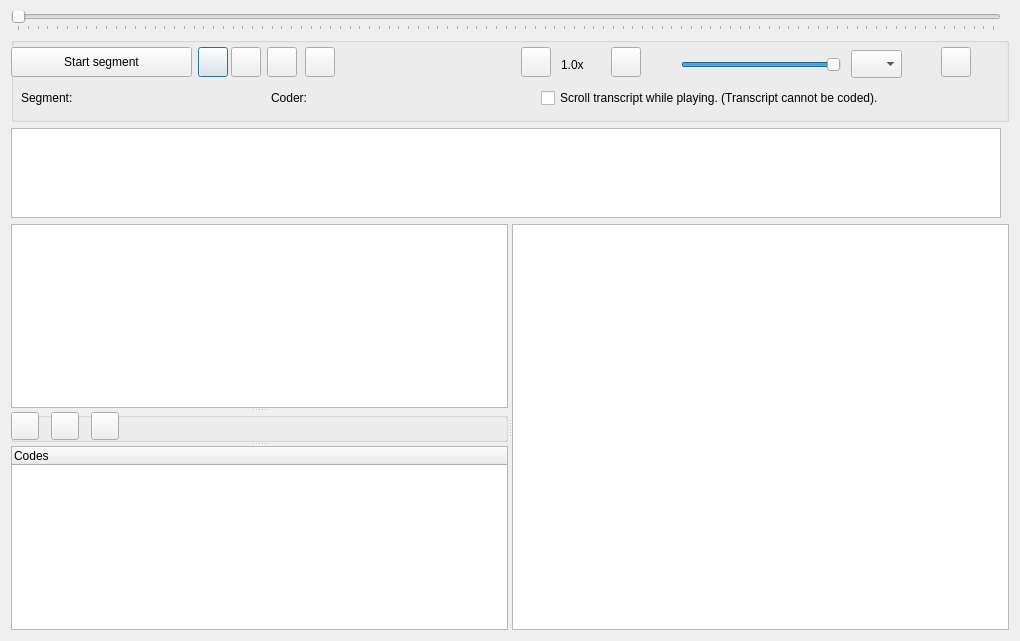
Before: the Qt Designer form GUI_UIs/ui_dialog_code_av.ui in ccbogel/QualCoder, drawn with Qt 5.
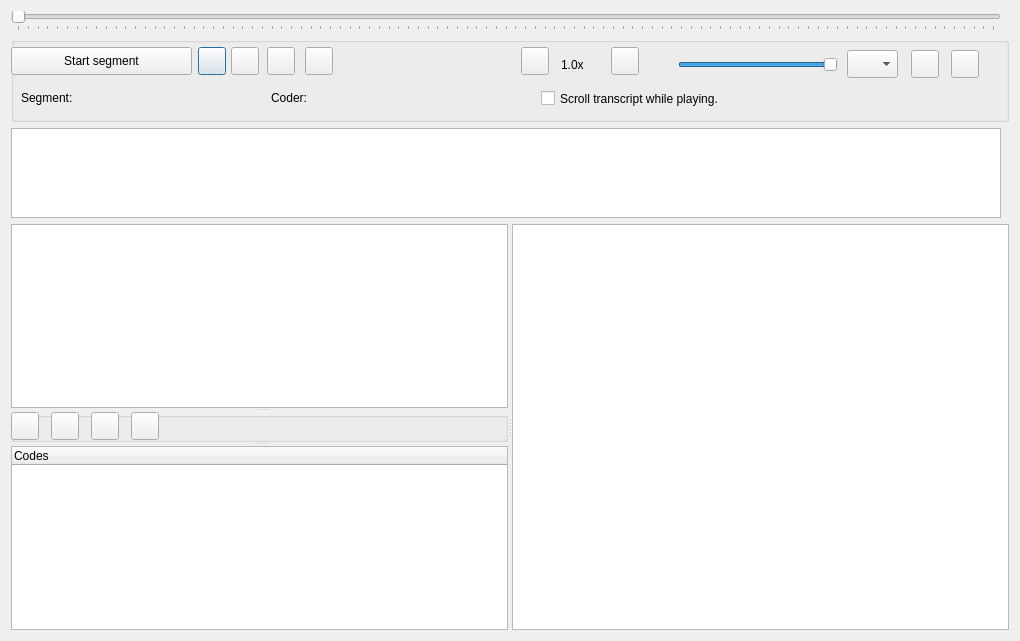
After: the same form once the commit is applied.

Patch:
```diff
--- a/GUI_UIs/ui_dialog_code_av.ui
+++ b/GUI_UIs/ui_dialog_code_av.ui
@@ -76,8 +76,8 @@
        <rect>
         <x>187</x>
         <y>10</y>
-        <width>30</width>
-        <height>30</height>
+        <width>28</width>
+        <height>28</height>
        </rect>
       </property>
       <property name="toolTip">
@@ -90,7 +90,7 @@
      <widget class="QSlider" name="horizontalSlider_vol">
       <property name="geometry">
        <rect>
-        <x>670</x>
+        <x>667</x>
         <y>19</y>
         <width>160</width>
         <height>18</height>
@@ -109,7 +109,7 @@
      <widget class="QLabel" name="label_volume">
       <property name="geometry">
        <rect>
-        <x>640</x>
+        <x>636</x>
         <y>14</y>
         <width>24</width>
         <height>24</height>
@@ -144,7 +144,7 @@
         <x>0</x>
         <y>10</y>
         <width>181</width>
-        <height>30</height>
+        <height>28</height>
        </rect>
       </property>
       <property name="toolTip">
@@ -186,7 +186,7 @@
      <widget class="QComboBox" name="comboBox_tracks">
       <property name="geometry">
        <rect>
-        <x>840</x>
+        <x>836</x>
         <y>13</y>
         <width>51</width>
         <height>28</height>
@@ -197,13 +197,13 @@
       <property name="geometry">
        <rect>
         <x>530</x>
-        <y>50</y>
-        <width>541</width>
-        <height>22</height>
+        <y>51</y>
+        <width>301</width>
+        <height>21</height>
        </rect>
       </property>
       <property name="text">
-       <string>Scroll transcript while playing. (Transcript cannot be coded).</string>
+       <string>Scroll transcript while playing.</string>
       </property>
      </widget>
      <widget class="QLabel" name="label_rate">
@@ -243,8 +243,8 @@
        <rect>
         <x>256</x>
         <y>10</y>
-        <width>30</width>
-        <height>30</height>
+        <width>28</width>
+        <height>28</height>
        </rect>
       </property>
       <property name="toolTip">
@@ -259,8 +259,8 @@
        <rect>
         <x>294</x>
         <y>10</y>
-        <width>30</width>
-        <height>30</height>
+        <width>28</width>
+        <height>28</height>
        </rect>
       </property>
       <property name="toolTip">
@@ -275,8 +275,8 @@
        <rect>
         <x>510</x>
         <y>10</y>
-        <width>30</width>
-        <height>30</height>
+        <width>28</width>
+        <height>28</height>
        </rect>
       </property>
       <property name="toolTip">
@@ -291,8 +291,8 @@
        <rect>
         <x>600</x>
         <y>10</y>
-        <width>30</width>
-        <height>30</height>
+        <width>28</width>
+        <height>28</height>
        </rect>
       </property>
       <property name="toolTip">
@@ -307,8 +307,8 @@
        <rect>
         <x>220</x>
         <y>10</y>
-        <width>30</width>
-        <height>30</height>
+        <width>28</width>
+        <height>28</height>
        </rect>
       </property>
       <property name="toolTip">
@@ -321,10 +321,26 @@
      <widget class="QPushButton" name="pushButton_help">
       <property name="geometry">
        <rect>
-        <x>930</x>
-        <y>10</y>
-        <width>30</width>
-        <height>30</height>
+        <x>940</x>
+        <y>13</y>
+        <width>28</width>
+        <height>28</height>
+       </rect>
+      </property>
+      <property name="toolTip">
+       <string>Help</string>
+      </property>
+      <property name="text">
+       <string/>
+      </property>
+     </widget>
+     <widget class="QPushButton" name="pushButton_important">
+      <property name="geometry">
+       <rect>
+        <x>900</x>
+        <y>13</y>
+        <width>28</width>
+        <height>28</height>
        </rect>
       </property>
       <property name="toolTip">
@@ -446,6 +462,22 @@
          <string/>
         </property>
        </widget>
+       <widget class="QPushButton" name="pushButton_file_attributes">
+        <property name="geometry">
+         <rect>
+          <x>120</x>
+          <y>0</y>
+          <width>28</width>
+          <height>28</height>
+         </rect>
+        </property>
+        <property name="toolTip">
+         <string>&lt;html&gt;&lt;head/&gt;&lt;body&gt;&lt;p&gt;File memo&lt;/p&gt;&lt;/body&gt;&lt;/html&gt;</string>
+        </property>
+        <property name="text">
+         <string/>
+        </property>
+       </widget>
       </widget>
       <widget class="QTreeWidget" name="treeWidget">
        <column>
```
Left out of the diff: 3 changed lines with no effect on the pictures.
